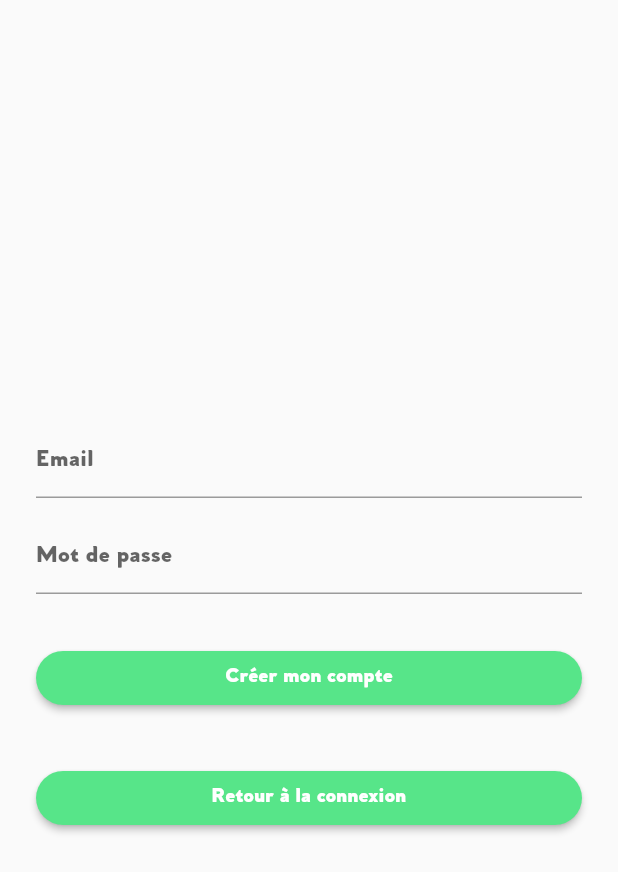
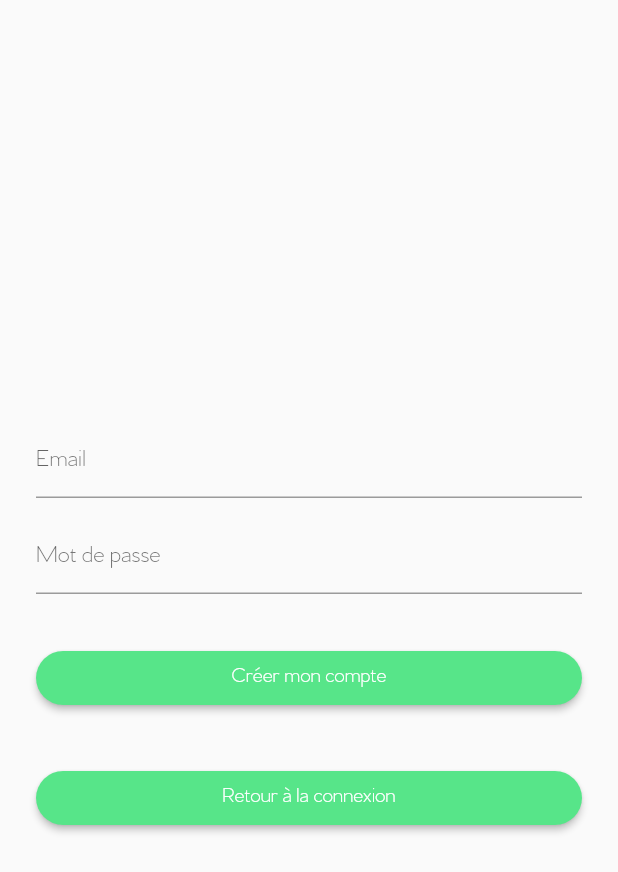
Before and after one commit to hugo9464/zede-flutter, a Flutter app: the screen it shows after launch, after a tap on "CRÉER MON COMPTE", on a phone screen of 412 x 824 dp. Shown: the top 872 px of the screen. Run offline on Flutter 3.47's test engine with Material 2 defaults, Android fonts, the light colour scheme and no system bars; our stand-ins replace charts_flutter, cloud_firestore, firebase_auth, firebase_core, flutter_secure_storage, google_fonts and 2 more; accounts and stored records are empty; network calls fail.

Commit message:
fix design

```diff
--- a/lib/main.dart
+++ b/lib/main.dart
@@ -30,7 +30,7 @@ class MyApp extends StatelessWidget {
       title: 'Flutter Authentication',
       debugShowCheckedModeBanner: false,
       theme: ThemeData(
-        fontFamily: 'VentiCF-Ultra',
+        fontFamily: 'VentiCF-Light',
         brightness: Brightness.light,
         primarySwatch: Palette.kToDark,
         elevatedButtonTheme: ElevatedButtonThemeData(
@@ -40,9 +40,9 @@ class MyApp extends StatelessWidget {
                         borderRadius: BorderRadius.circular(32.0))))),
         textTheme: TextTheme(
           headline1: TextStyle(
-            fontSize: 35,
-            color: Color(0xff2B2B2B),
-          ),
+              fontSize: 35,
+              color: Color(0xff2B2B2B),
+              fontFamily: 'VentiCF-Ultra'),
           bodyText1: TextStyle(fontSize: 18.0),
         ),
       ),
```
